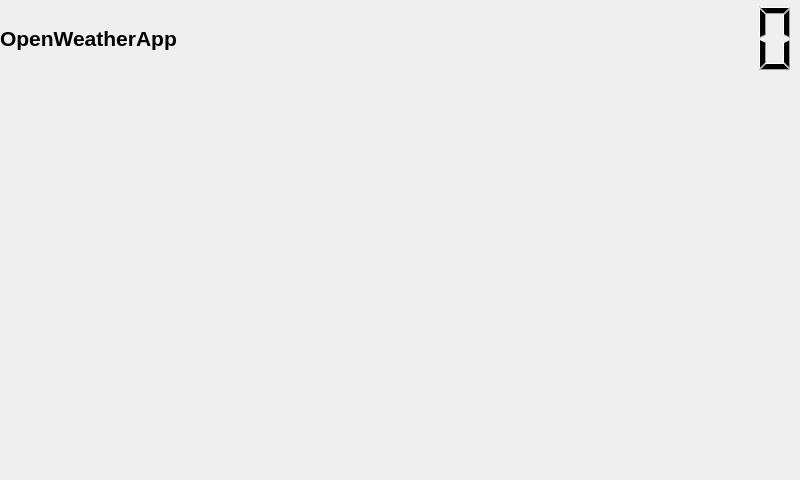
The window that openweathermain.ui (jaqub/openweather) describes before a commit, drawn with Qt 5.
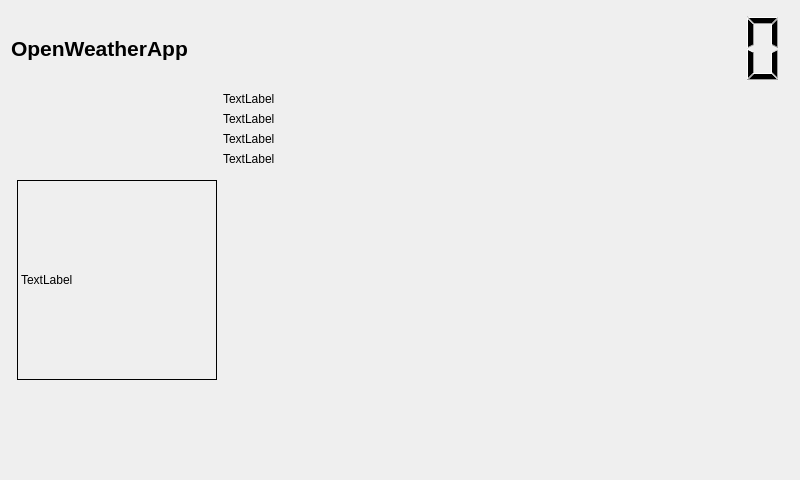
The same window after the commit. Custom widgets are drawn as their Qt base class.

Commit message:
[Add]ui: Added layout for OpenWeader ifnofmations.
Added widgets to show weader icon and few text labels for weader info
like temperature, humidity, pressure and so on.

What changed in the file:
```diff
--- a/openweathermain.ui
+++ b/openweathermain.ui
@@ -11,7 +11,7 @@
    </rect>
   </property>
   <property name="sizePolicy">
-   <sizepolicy hsizetype="Maximum" vsizetype="Maximum">
+   <sizepolicy hsizetype="Fixed" vsizetype="Fixed">
     <horstretch>0</horstretch>
     <verstretch>0</verstretch>
    </sizepolicy>
@@ -31,15 +31,8 @@
   <property name="windowTitle">
    <string>Form</string>
   </property>
-  <widget class="QWidget" name="layoutWidget">
-   <property name="geometry">
-    <rect>
-     <x>0</x>
-     <y>0</y>
-     <width>801</width>
-     <height>77</height>
-    </rect>
-   </property>
+  <layout class="QVBoxLayout" name="verticalLayout_2">
+   <item>
    <layout class="QHBoxLayout" name="HeaderHLayout">
     <property name="sizeConstraint">
      <enum>QLayout::SetDefaultConstraint</enum>
@@ -50,7 +43,7 @@
        <bool>true</bool>
       </property>
       <property name="sizePolicy">
-       <sizepolicy hsizetype="Maximum" vsizetype="Maximum">
+        <sizepolicy hsizetype="Expanding" vsizetype="Fixed">
         <horstretch>0</horstretch>
         <verstretch>0</verstretch>
        </sizepolicy>
@@ -89,13 +82,10 @@
       <property name="orientation">
        <enum>Qt::Horizontal</enum>
       </property>
-      <property name="sizeType">
-       <enum>QSizePolicy::Minimum</enum>
-      </property>
       <property name="sizeHint" stdset="0">
        <size>
-        <width>50</width>
-        <height>75</height>
+         <width>40</width>
+         <height>20</height>
        </size>
       </property>
      </spacer>
@@ -130,6 +120,12 @@
         <verstretch>1</verstretch>
        </sizepolicy>
       </property>
+       <property name="minimumSize">
+        <size>
+         <width>200</width>
+         <height>75</height>
+        </size>
+       </property>
       <property name="maximumSize">
        <size>
         <width>200</width>
@@ -157,7 +153,104 @@
      </widget>
     </item>
    </layout>
-  </widget>
+   </item>
+   <item>
+    <layout class="QHBoxLayout" name="horizontalLayout">
+     <property name="spacing">
+      <number>6</number>
+     </property>
+     <property name="sizeConstraint">
+      <enum>QLayout::SetDefaultConstraint</enum>
+     </property>
+     <property name="leftMargin">
+      <number>6</number>
+     </property>
+     <property name="rightMargin">
+      <number>6</number>
+     </property>
+     <item>
+      <widget class="QLabel" name="label">
+       <property name="sizePolicy">
+        <sizepolicy hsizetype="Fixed" vsizetype="Fixed">
+         <horstretch>0</horstretch>
+         <verstretch>0</verstretch>
+        </sizepolicy>
+       </property>
+       <property name="minimumSize">
+        <size>
+         <width>200</width>
+         <height>200</height>
+        </size>
+       </property>
+       <property name="frameShape">
+        <enum>QFrame::Box</enum>
+       </property>
+       <property name="text">
+        <string>TextLabel</string>
+       </property>
+      </widget>
+     </item>
+     <item>
+      <layout class="QVBoxLayout" name="verticalLayout">
+       <item>
+        <widget class="QLabel" name="label_2">
+         <property name="text">
+          <string>TextLabel</string>
+         </property>
+        </widget>
+       </item>
+       <item>
+        <widget class="QLabel" name="label_3">
+         <property name="text">
+          <string>TextLabel</string>
+         </property>
+        </widget>
+       </item>
+       <item>
+        <widget class="QLabel" name="label_4">
+         <property name="text">
+          <string>TextLabel</string>
+         </property>
+        </widget>
+       </item>
+       <item>
+        <widget class="QLabel" name="label_5">
+         <property name="text">
+          <string>TextLabel</string>
+         </property>
+        </widget>
+       </item>
+       <item>
+        <spacer name="verticalSpacer">
+         <property name="orientation">
+          <enum>Qt::Vertical</enum>
+         </property>
+         <property name="sizeHint" stdset="0">
+          <size>
+           <width>20</width>
+           <height>40</height>
+          </size>
+         </property>
+        </spacer>
+       </item>
+      </layout>
+     </item>
+     <item>
+      <spacer name="horizontalSpacer_2">
+       <property name="orientation">
+        <enum>Qt::Horizontal</enum>
+       </property>
+       <property name="sizeHint" stdset="0">
+        <size>
+         <width>40</width>
+         <height>20</height>
+        </size>
+       </property>
+      </spacer>
+     </item>
+    </layout>
+   </item>
+  </layout>
  </widget>
  <customwidgets>
   <customwidget>
```
Lines whose indentation alone changed are shown as unchanged.
